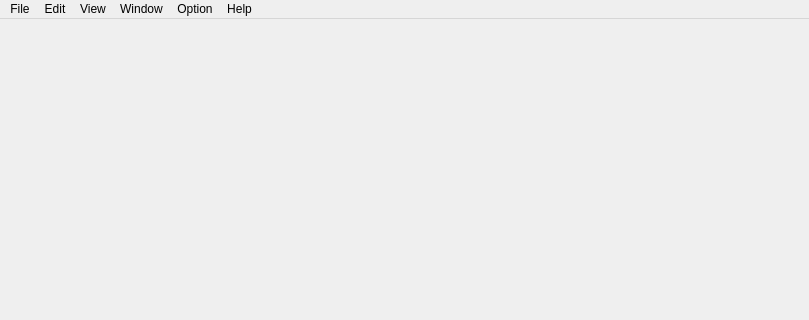
Before: the Qt Designer form ui/zenqt/zenomainwindow.ui in legobadman/zeno, drawn with Qt 5; both pictures show x 0 to 809 and y 0 to 320 of the 809 by 611 pixel window.
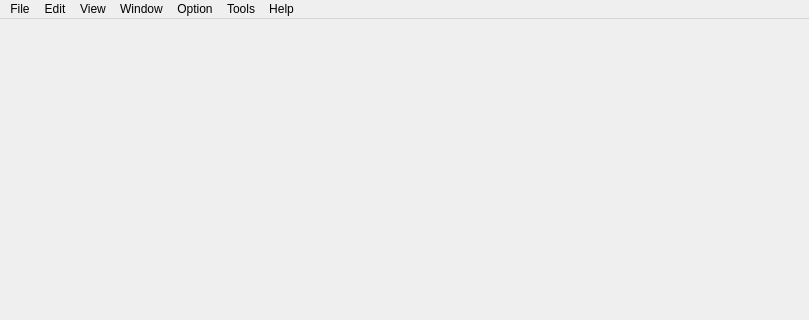
After: the same form once the commit is applied.

The edit to the form file:
```diff
--- a/ui/zenqt/zenomainwindow.ui
+++ b/ui/zenqt/zenomainwindow.ui
@@ -126,11 +126,18 @@
     <addaction name="actionEnglish_Chinese"/>
     <addaction name="actionPreferences"/>
    </widget>
+   <widget class="QMenu" name="menuTools">
+    <property name="title">
+     <string>Tools</string>
+    </property>
+    <addaction name="actionCombine_video"/>
+   </widget>
    <addaction name="menuFile"/>
    <addaction name="menuEdit"/>
    <addaction name="menuView"/>
    <addaction name="menuWindow"/>
    <addaction name="menuOption"/>
+   <addaction name="menuTools"/>
    <addaction name="menuHelp"/>
   </widget>
   <widget class="QStatusBar" name="statusbar">
```
Left out of the diff: 5 changed lines with no effect on the pictures.
